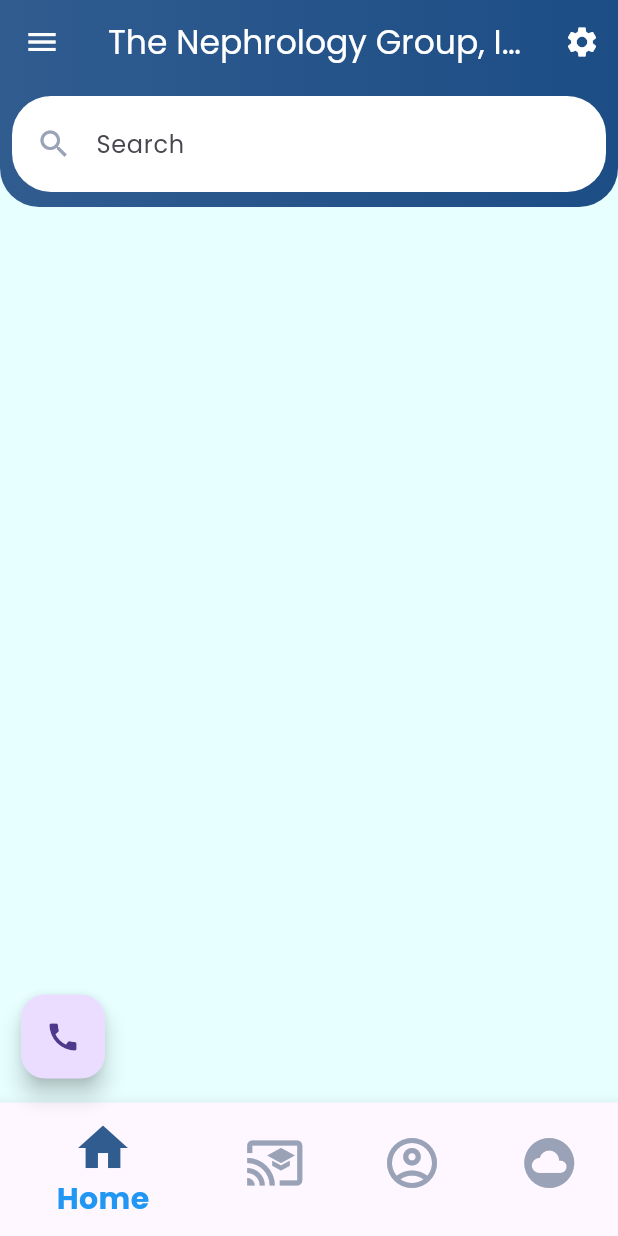
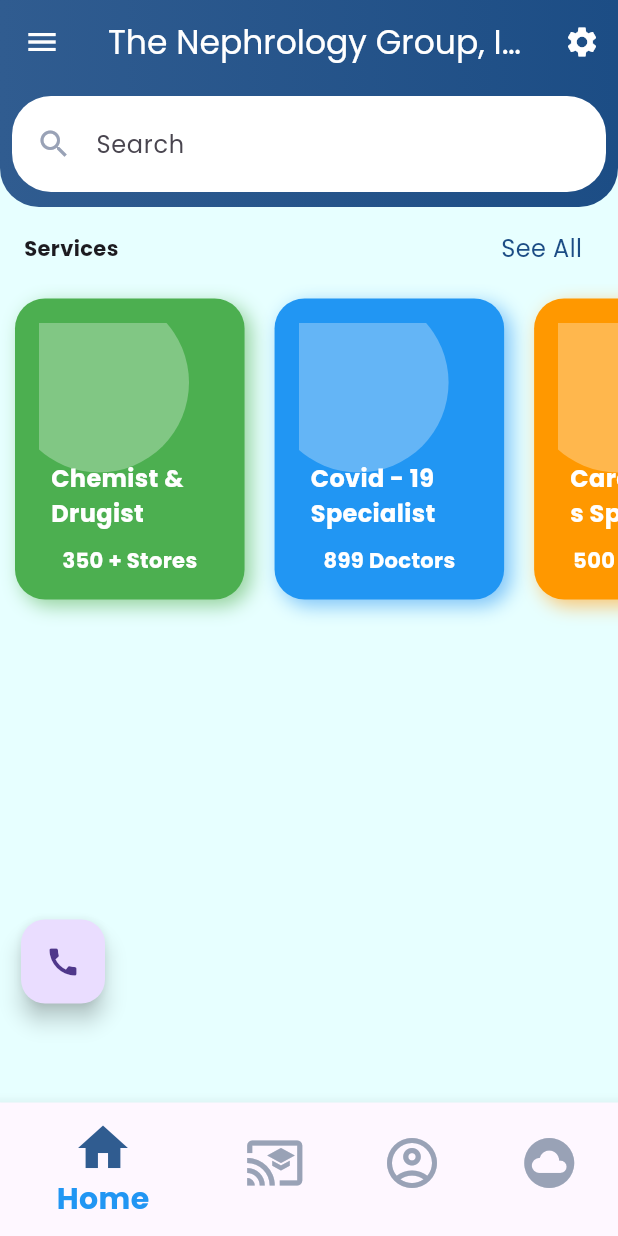
Before and after one commit to gouthamreddykallem/Nephrology_app, a Flutter app: the screen it shows after launch, on a phone screen of 412 x 824 dp. Run offline on Flutter 3.47's test engine with Material 3 defaults, Android fonts, the phone set to English and light mode, and no system bars; our stand-ins replace carousel_slider, flutter_map, gradient_borders, latlong2.

Commit message:
category_done

```diff
--- a/lib/pages/bodies/home_body.dart
+++ b/lib/pages/bodies/home_body.dart
@@ -1,5 +1,7 @@
 import 'package:flutter/material.dart';
 import 'package:nephrology_app/shared/color.dart';
+
+import '../../shared/data.dart';
 
 class HomeBody extends StatelessWidget {
   const HomeBody({super.key});
@@ -9,8 +11,8 @@ class HomeBody extends StatelessWidget {
     return SafeArea(
         child: ListView(
           children: [
-            searchBar(context)
-
+            searchBar(context),
+            category(context, "Services", categories)
           ],
         )
     );
@@ -59,7 +61,7 @@ Widget searchBar(BuildContext context) {
   );
 }
 
-Widget _category() {
+Widget category(BuildContext context, String title, List<Map<String, String>> categories) {
   return Column(
     children: <Widget>[
       Padding(
@@ -67,65 +69,85 @@ Widget _category() {
         child: Row(
           mainAxisAlignment: MainAxisAlignment.spaceBetween,
           children: <Widget>[
-            const Text("Category", style: TextStyle(fontWeight: FontWeight.bold)),
             Text(
+              title,
+              style: TextStyle(fontWeight: FontWeight.bold),
+            ),
+            GestureDetector(
+              onTap: () {
+                // Add your onTap functionality here
+              },
+              child: Padding(
+                padding: const EdgeInsets.all(8.0),
+                child: Text(
                   "See All",
-              style: TextStyles.titleNormal
-                  .copyWith(color: Theme.of(context).primaryColor),
-            ).p(8).ripple(() {})
+                  style: TextStyle(
+                    fontSize: 16.0, // Adjust the font size as needed
+                    fontWeight: FontWeight.normal,
+                    color: Theme.of(context).primaryColor,
+                  ),
+                ),
+              ),
+            ),
           ],
         ),
       ),
       SizedBox(
-        height: AppTheme.fullHeight(context) * .28,
-        width: AppTheme.fullWidth(context),
-        child: ListView(
+        height: MediaQuery.of(context).size.height * .28,
+        width: MediaQuery.of(context).size.width,
+        child: ListView.builder(
           scrollDirection: Axis.horizontal,
-          children: <Widget>[
-            _categoryCard("Chemist & Drugist", "350 + Stores",
-                color: LightColor.green, lightColor: LightColor.lightGreen),
-            _categoryCard("Covid - 19 Specialist", "899 Doctors",
-                color: LightColor.skyBlue, lightColor: LightColor.lightBlue),
-            _categoryCard("Cardiologists Specialist", "500 + Doctors",
-                color: LightColor.orange, lightColor: LightColor.lightOrange),
-            _categoryCard("Dermatologist", "300 + Doctors",
-                color: LightColor.green, lightColor: LightColor.lightGreen),
-            _categoryCard("General Surgeon", "500 + Doctors",
-                color: LightColor.skyBlue, lightColor: LightColor.lightBlue)
-          ],
+          itemCount: categories.length,
+          itemBuilder: (context, index) {
+            var category = categories[index];
+            return categoryCard(
+              context,
+              category["title"]!,
+              category["subtitle"]!,
+              color: Color(int.parse(category["color"]!)),
+              lightColor: Color(int.parse(category["lightColor"]!)),
+            );
+          },
         ),
       ),
     ],
   );
 }
 
-Widget _categoryCard(String title, String subtitle,
-    {Color color, Color lightColor}) {
-  TextStyle titleStyle = TextStyles.title.bold.white;
-  TextStyle subtitleStyle = TextStyles.body.bold.white;
-  if (AppTheme.fullWidth(context) < 392) {
-    titleStyle = TextStyles.body.bold.white;
-    subtitleStyle = TextStyles.bodySm.bold.white;
+Widget categoryCard(BuildContext context, String title, String subtitle,
+    {required Color color, required Color lightColor}) {
+  TextStyle titleStyle = const TextStyle(fontSize: 16, fontWeight: FontWeight.bold, color: Colors.white);
+  TextStyle subtitleStyle = const TextStyle(fontSize: 14, fontWeight: FontWeight.bold, color: Colors.white);
+
+  if (MediaQuery.of(context).size.width < 392) {
+    titleStyle = const TextStyle(fontSize: 14, fontWeight: FontWeight.bold, color: Colors.white);
+    subtitleStyle = const TextStyle(fontSize: 12, fontWeight: FontWeight.bold, color: Colors.white);
   }
+
   return AspectRatio(
     aspectRatio: 6 / 8,
     child: Container(
       height: 280,
-      width: AppTheme.fullWidth(context) * .3,
-      margin: EdgeInsets.only(left: 10, right: 10, bottom: 20, top: 10),
+      width: MediaQuery.of(context).size.width * .3,
+      margin: const EdgeInsets.only(left: 10, right: 10, bottom: 20, top: 10),
       decoration: BoxDecoration(
         color: color,
         borderRadius: BorderRadius.all(Radius.circular(20)),
         boxShadow: <BoxShadow>[
           BoxShadow(
-            offset: Offset(4, 4),
+            offset: const Offset(4, 4),
             blurRadius: 10,
             color: lightColor.withOpacity(.8),
           )
         ],
       ),
       child: ClipRRect(
-        borderRadius: BorderRadius.all(Radius.circular(20)),
+        borderRadius: const BorderRadius.all(Radius.circular(20)),
+        child: InkWell(
+          onTap: () {
+            // Add your onTap functionality here
+          },
+          borderRadius: const BorderRadius.all(Radius.circular(20)),
           child: Container(
             child: Stack(
               children: <Widget>[
@@ -141,21 +163,32 @@ Widget _categoryCard(String title, String subtitle,
                   mainAxisAlignment: MainAxisAlignment.end,
                   children: <Widget>[
                     Flexible(
-                    child: Text(title, style: titleStyle).hP8,
+                      child: Padding(
+                        padding: const EdgeInsets.symmetric(horizontal: 8.0),
+                        child: Text(title, style: titleStyle),
                       ),
-                  SizedBox(height: 10),
+                    ),
+                    const SizedBox(height: 10),
                     Flexible(
-                    child: Text(
-                      subtitle,
-                      style: subtitleStyle,
-                    ).hP8,
+                      child: Padding(
+                        padding: const EdgeInsets.symmetric(horizontal: 8.0),
+                        child: Text(subtitle, style: subtitleStyle),
+                      ),
                     ),
                   ],
-              ).p16
+                ),
               ],
+            ).padding(const EdgeInsets.all(16)),
           ),
         ),
-      ).ripple(() {}, borderRadius: BorderRadius.all(Radius.circular(20))),
+      ),
     ),
   );
 }
+
+extension WidgetPadding on Widget {
+  Widget padding([EdgeInsetsGeometry? insets]) => Padding(
+    padding: insets ?? const EdgeInsets.all(0),
+    child: this,
+  );
+}
--- a/lib/pages/floating_buttons.dart
+++ b/lib/pages/floating_buttons.dart
@@ -16,7 +16,7 @@ class FloatingButtons extends StatelessWidget {
   Widget build(BuildContext context) {
     return Padding(
     // mainAxisAlignment: MainAxisAlignment.end,
-    padding: const EdgeInsets.only(left: 30),
+    padding: const EdgeInsets.only(left: 30, bottom: 50),
     child : Row(
     children: [
       FloatingActionButton(
--- /dev/null
+++ b/lib/shared/data.dart
@@ -0,0 +1,32 @@
+List<Map<String, String>> categories = [
+  {
+    "title": "Chemist & Drugist",
+    "subtitle": "350 + Stores",
+    "color": "0xFF4CAF50", // Colors.green
+    "lightColor": "0xFF81C784", // Colors.lightGreen
+  },
+  {
+    "title": "Covid - 19 Specialist",
+    "subtitle": "899 Doctors",
+    "color": "0xFF2196F3", // Colors.blue
+    "lightColor": "0xFF64B5F6", // Colors.lightBlue
+  },
+  {
+    "title": "Cardiologists Specialist",
+    "subtitle": "500 + Doctors",
+    "color": "0xFFFF9800", // Colors.orange
+    "lightColor": "0xFFFFB74D", // Colors.orangeAccent
+  },
+  {
+    "title": "Dermatologist",
+    "subtitle": "300 + Doctors",
+    "color": "0xFF4CAF50", // Colors.green
+    "lightColor": "0xFF81C784", // Colors.lightGreen
+  },
+  {
+    "title": "General Surgeon",
+    "subtitle": "500 + Doctors",
+    "color": "0xFF2196F3", // Colors.blue
+    "lightColor": "0xFF64B5F6", // Colors.lightBlue
+  },
+];
```
Also changed, not shown: lib/pages/app_bar.dart (deleted, +0 -24 lines). Lines whose indentation alone changed are shown as unchanged.
